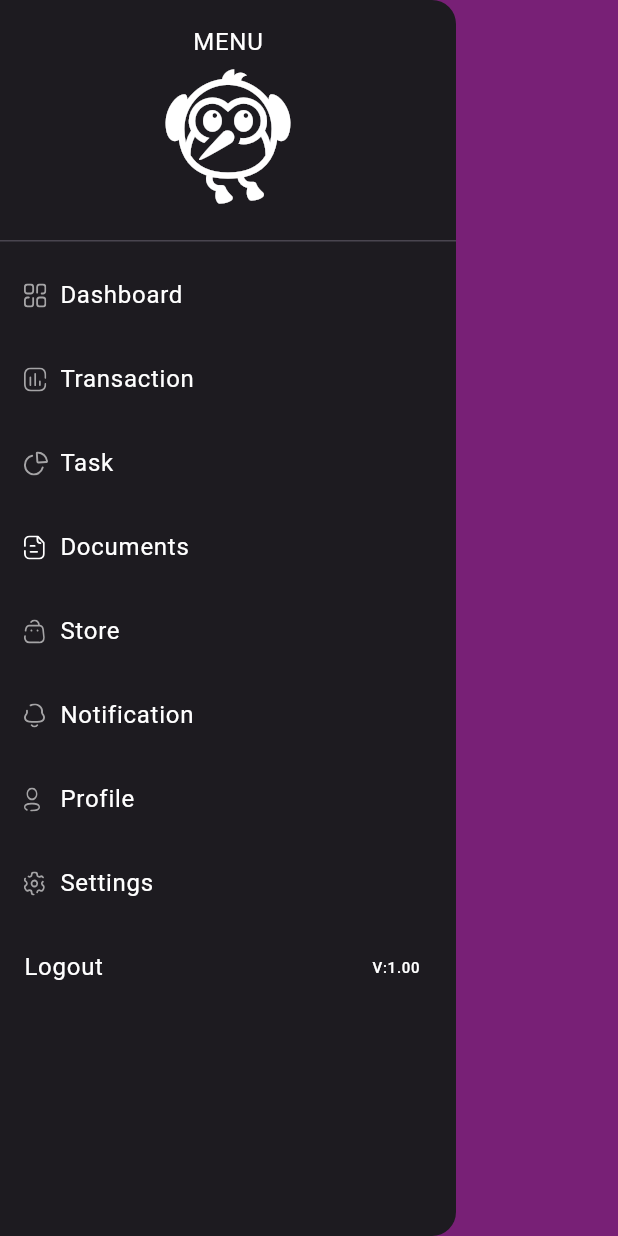
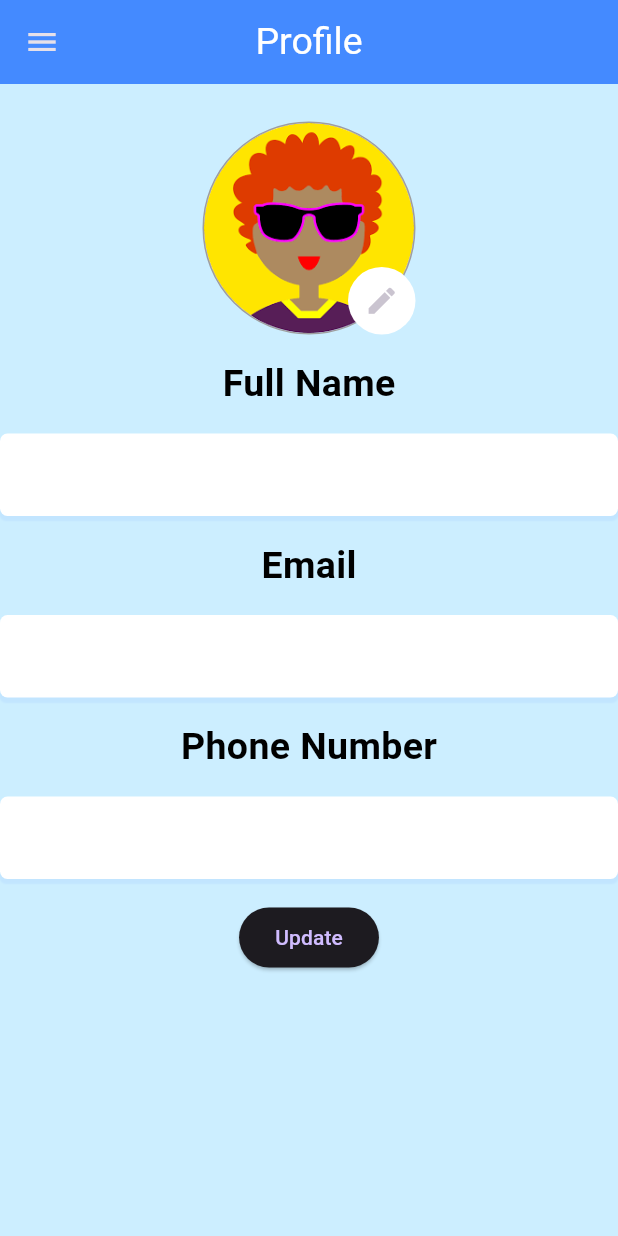
Before and after one commit to ArpanMannaVxplore/adminpannelweb, a Flutter app: the SideMenu widget shown alone on an empty page, opened directly, after a tap on "Profile", on a phone screen of 412 x 824 dp. Run offline on Flutter 3.47's test engine with Material 3 defaults, Android fonts, the light colour scheme and no system bars; our stand-ins replace fl_chart, flutter_svg, google_fonts, pie_chart.

Commit message:
24/11/2023 6:48 PM new design

```diff
--- /dev/null
+++ b/lib/ownoutlinetexrfield.dart
@@ -0,0 +1,92 @@
+import 'package:flutter/cupertino.dart';
+import 'package:flutter/material.dart';
+
+class OwnOutlineTextField extends StatefulWidget {
+  const OwnOutlineTextField(
+      {Key? key,
+        this.isReadOnly = false,
+        this.onTap,
+        required this.placeHolder,
+        this.capitalization = TextCapitalization.sentences,
+        this.keyboard,
+        this.onChange,
+        this.action,
+        this.initial,
+        this.preferPlaceholderStyle,
+        this.preferStyle,
+        this.prefix})
+      : super(key: key);
+  final String placeHolder;
+  final TextCapitalization capitalization;
+  final TextInputType? keyboard;
+  final Widget? prefix;
+  final String? initial;
+  final TextInputAction? action;
+  final TextStyle? preferPlaceholderStyle;
+  final TextStyle? preferStyle;
+  final bool isReadOnly;
+  final void Function()? onTap;
+  final void Function(String)? onChange;
+
+  @override
+  State<OwnOutlineTextField> createState() => _OwnOutlineTextFieldState();
+}
+
+class _OwnOutlineTextFieldState extends State<OwnOutlineTextField> {
+  late final TextEditingController _controller;
+
+  @override
+  void initState() {
+    _controller = TextEditingController(text: widget.initial);
+    super.initState();
+
+    WidgetsBinding.instance.addPostFrameCallback((timeStamp) {
+      widget.onChange?.call(widget.initial ?? "");
+    });
+  }
+
+  @override
+  Widget build(BuildContext context) {
+    return Container(
+      alignment: Alignment.center,
+      width: double.infinity,
+      height: 55,
+      decoration: BoxDecoration(
+        borderRadius: BorderRadius.circular(5),
+        color: Colors.white,
+        boxShadow: [
+          BoxShadow(
+            color: Color(0xff99c2ff).withOpacity(0.2),
+            blurRadius: 0.15,
+            spreadRadius: 0.15,
+            offset: const Offset(
+              0.07,
+              3,
+            ),
+          )
+        ],
+      ),
+      child: CupertinoTextField(
+        maxLines: 1,placeholderStyle: TextStyle(color: Colors.grey),
+        placeholder: widget.placeHolder,
+        controller: _controller,
+        textCapitalization: widget.capitalization,
+        prefix: widget.prefix,
+        keyboardType: widget.keyboard,
+        onChanged: (newText) {
+          widget.onChange?.call(newText);
+        },
+        onSubmitted: widget.onChange,
+        padding: EdgeInsets.all(15),
+        textInputAction: widget.action,
+        readOnly: widget.isReadOnly,
+        onTap: widget.onTap,
+        decoration: BoxDecoration(
+            color: Colors.white,
+            borderRadius: BorderRadius.circular(10),
+            // boxShadow: allShadow(),
+            border: Border.all(color: Colors.white)),
+      ),
+    );
+  }
+}
--- /dev/null
+++ b/lib/profile_page.dart
@@ -0,0 +1,123 @@
+import 'package:adminpannelweb/ownoutlinetexrfield.dart';
+import 'package:adminpannelweb/side_menubar.dart';
+import 'package:flutter/cupertino.dart';
+import 'package:flutter/material.dart';
+
+class ProfilePage extends StatefulWidget {
+  const ProfilePage({super.key});
+
+  @override
+  State<ProfilePage> createState() => _ProfilePageState();
+}
+
+class _ProfilePageState extends State<ProfilePage> {
+  @override
+  Widget build(BuildContext context) {
+    final GlobalKey<ScaffoldState> _scaffoldKey = GlobalKey<ScaffoldState>();
+    return Scaffold(
+      key: _scaffoldKey,
+      backgroundColor: Color(0xffcceeff),
+      appBar: AppBar(
+        backgroundColor: Colors.blueAccent,
+        centerTitle: true,
+        title: Text(
+          "Profile",
+          style: TextStyle(color: Colors.white, fontSize: 25),
+        ),
+      ),
+      drawer: SideMenu(),
+      resizeToAvoidBottomInset: false,
+      body: SingleChildScrollView(
+        child: Column(
+          crossAxisAlignment: CrossAxisAlignment.center,
+          children: [
+            SizedBox(
+              height: 25,
+            ),
+            Align(
+              alignment: Alignment.center,
+              child: Stack(
+                alignment: Alignment.bottomRight,
+                children: [
+                  Container(
+                    decoration: BoxDecoration(
+                        shape: BoxShape.circle,
+                        border: Border.all(color: Colors.grey)),
+                    child: CircleAvatar(
+                      maxRadius: 70,
+                      child: ClipRRect(
+                        borderRadius: BorderRadius.circular(100),
+                        child: Image.asset(
+                          "assets/images/new_profile_pic.png",
+                          fit: BoxFit.cover,
+                          width: MediaQuery.of(context).size.width,
+                          height: 300,
+                        ),
+                      ),
+                    ),
+                  ),
+                  Container(
+                    height: 45,
+                    width: 45,
+                    padding: const EdgeInsets.all(3),
+                    decoration: const BoxDecoration(
+                        color: Colors.white, shape: BoxShape.circle),
+                    child: IconButton(
+                      onPressed: () {},
+                      icon: const Icon(
+                        Icons.edit,
+                        size: 23,
+                      ),
+                    ),
+                  ),
+                ],
+              ),
+            ),
+            SizedBox(height: 15,),
+            Text(
+              "Full Name",
+              style: TextStyle(
+                  color: Colors.black,
+                  fontWeight: FontWeight.bold,
+                  fontSize: 25),
+            ),
+            SizedBox(height: 15,),
+            Container(
+              width: 500,
+              child: OwnOutlineTextField(placeHolder: ""),
+            ),
+            SizedBox(height: 15,),
+            Text(
+              "Email",
+              style: TextStyle(
+                  color: Colors.black,
+                  fontWeight: FontWeight.bold,
+                  fontSize: 25),
+            ),
+            SizedBox(height: 15,),
+            Container(
+              width: 500,
+              child: OwnOutlineTextField(placeHolder: ""),
+            ),
+            SizedBox(height: 15,),
+            Text(
+              "Phone Number",
+              style: TextStyle(
+                  color: Colors.black,
+                  fontWeight: FontWeight.bold,
+                  fontSize: 25),
+            ),
+            SizedBox(height: 15,),
+            Container(
+              width: 500,
+              child: OwnOutlineTextField(placeHolder: ""),
+            ),
+            SizedBox(height: 15),
+            ElevatedButton(onPressed: (){}, child: Text("Update")),
+            SizedBox(height: 15),
+          ],
+        ),
+      ),
+    );
+  }
+}
--- a/lib/side_menubar.dart
+++ b/lib/side_menubar.dart
@@ -1,3 +1,4 @@
+import 'package:adminpannelweb/profile_page.dart';
 import 'package:adminpannelweb/task_page.dart';
 import 'package:flutter/material.dart';
 import 'package:flutter_svg/flutter_svg.dart';
@@ -62,7 +63,13 @@ class SideMenu extends StatelessWidget {
           DrawerListTile(
             title: "Profile",
             svgSrc: "assets/icons/menu_profile.svg",
-            press: () {},
+            press: () {
+              Navigator.of(context).push(
+                MaterialPageRoute(
+                  builder: (context) => ProfilePage(),
+                ),
+              );
+            },
           ),
           DrawerListTile(
             title: "Settings",
```
Also changed, not shown: assets/images/new_profile_pic.png (added).
